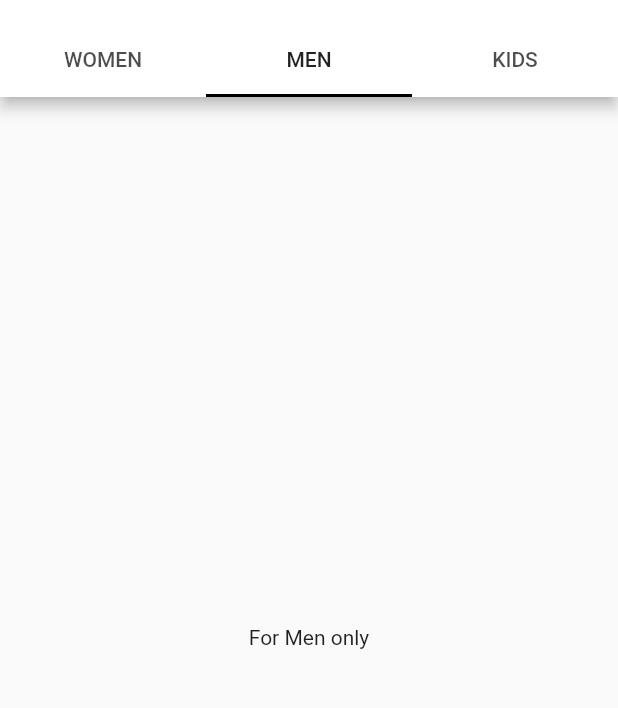
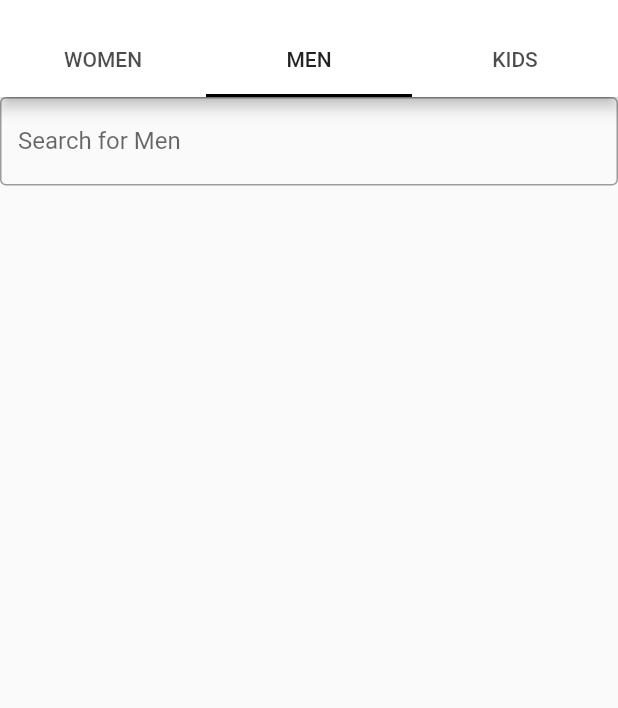
Before and after one commit to tree-sh/shine-app, a Flutter app: the screen it shows after launch, on a phone screen of 412 x 824 dp, the part 59-767 px from its top. Run offline on Flutter 3.47's test engine with Material 2 defaults, Android fonts, the phone set to English and light mode, and no system bars.

Commit message:
create search bar for each category

```diff
--- a/lib/gallery.dart
+++ b/lib/gallery.dart
@@ -11,8 +11,21 @@ class GalleryWidget extends StatefulWidget {
 class _GalleryWidgetState extends State<GalleryWidget> {
   @override
   Widget build(BuildContext context) {
-    return Center(
-      child: Text('For ${widget.category} only')
+    return Container(
+      child: Column(
+        children: [
+          TextField(
+            cursorColor: Colors.black,
+            decoration: InputDecoration(
+              border: const OutlineInputBorder(),
+              labelText: "Search for ${widget.category}",
+              focusedBorder: const OutlineInputBorder(
+                borderSide: BorderSide(color: Colors.black, width: 0.0),
+              ),
+            )
+          )
+        ]
+      )
     );
   }
 }
```
